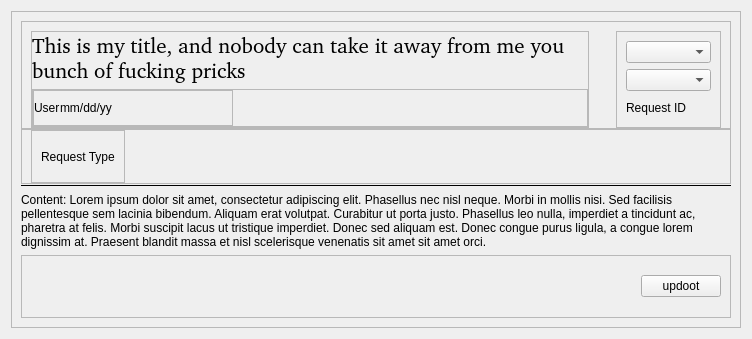
The window that ui/request_template.ui (TransparentGlass/Merlin-s-Lamp--Request-Manager) describes before a commit, drawn with Qt 5.
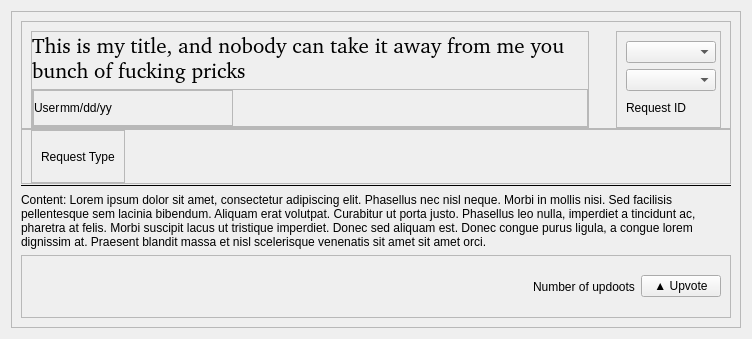
The same window after the commit. Icons and pictures are not drawn.

Commit message: feat: add upvotes, but it can be voted multiple times. It's a start. add response to errors using qmessagebox, fix negative space in dashboard unit test upvotes and ui elements

```diff
--- a/ui/request_template.ui
+++ b/ui/request_template.ui
@@ -300,7 +300,7 @@
               </property>
               <property name="minimumSize">
                <size>
-                <width>75</width>
+                <width>90</width>
                 <height>0</height>
                </size>
               </property>
@@ -348,7 +348,7 @@
               </property>
               <property name="minimumSize">
                <size>
-                <width>75</width>
+                <width>90</width>
                 <height>0</height>
                </size>
               </property>
@@ -528,6 +528,13 @@
            </property>
           </spacer>
          </item>
+         <item>
+          <widget class="QLabel" name="upvote_label">
+           <property name="text">
+            <string>Number of updoots</string>
+           </property>
+          </widget>
+         </item>
          <item>
           <widget class="QPushButton" name="pushButton_upvote">
            <property name="sizePolicy">
@@ -543,7 +550,10 @@
             </size>
            </property>
            <property name="text">
-            <string>updoot</string>
+            <string>▲ Upvote</string>
+           </property>
+           <property name="checkable">
+            <bool>true</bool>
            </property>
           </widget>
          </item>
```
Left out of the diff: 3 changed lines with no effect on the pictures. The commit also changes 17 other files.
